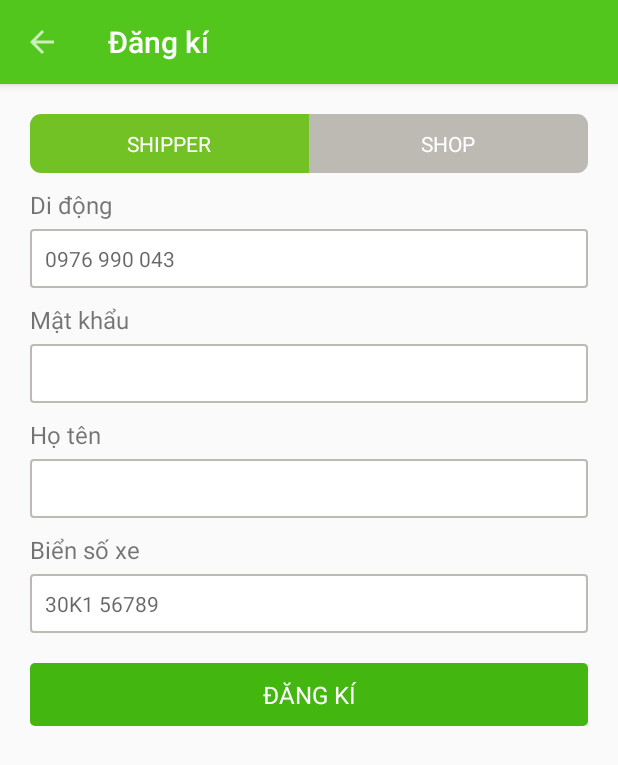
After one commit to framgia/ishipper.android, an Android app: the RegisterActivity screen opened directly, with no data from a screen before it, on a phone screen of 412 x 824 dp. The commit adds this screen. Shown: the top 765 px of the screen. Run offline under Robolectric (Android 15) with nearby library versions, the phone set to English and light mode, and no system bars; our stand-ins replace ButterKnife.

Commit message:
Create register layout

```diff
--- a/app/src/main/AndroidManifest.xml
+++ b/app/src/main/AndroidManifest.xml
@@ -40,6 +40,8 @@
         <activity android:name=".ui.activity.RouteActivity"/>
         <activity android:name=".ui.activity.ShopCreateOrderActivity">
         </activity>
+        <activity android:name=".ui.activity.RegisterActivity">
+        </activity>
     </application>
 
 </manifest>
--- a/app/src/main/java/com/framgia/ishipper/ui/activity/LoginActivity.java
+++ b/app/src/main/java/com/framgia/ishipper/ui/activity/LoginActivity.java
@@ -21,18 +21,23 @@ public class LoginActivity extends AppCompatActivity {
         getConfig();
     }
 
-    @OnClick({R.id.btnShop, R.id.btnShipper})
+    @OnClick({R.id.btnShop, R.id.btnShipper, R.id.btnRegister})
     public void onClick(View view) {
         switch (view.getId()) {
             case R.id.btnShop:
                 MainActivity.userType = MainActivity.SHOP;
+                startActivity(new Intent(this, MainActivity.class));
+                finish();
                 break;
             case R.id.btnShipper:
                 MainActivity.userType = MainActivity.SHIPPER;
+                startActivity(new Intent(this, MainActivity.class));
+                finish();
                 break;
+            case R.id.btnRegister:
+                startActivity(new Intent(this, RegisterActivity.class));
         }
-        startActivity(new Intent(this, MainActivity.class));
-        finish();
+
     }
 
     private void getConfig() {
--- /dev/null
+++ b/app/src/main/java/com/framgia/ishipper/ui/activity/RegisterActivity.java
@@ -0,0 +1,65 @@
+package com.framgia.ishipper.ui.activity;
+
+import android.os.Bundle;
+import android.support.v7.widget.Toolbar;
+import android.view.View;
+import android.widget.EditText;
+import android.widget.LinearLayout;
+import android.widget.RadioGroup;
+import android.widget.TextView;
+
+import com.framgia.ishipper.R;
+
+import butterknife.BindView;
+import butterknife.ButterKnife;
+import butterknife.OnClick;
+
+public class RegisterActivity extends ToolbarActivity {
+
+    @BindView(R.id.edtPhoneNumber) EditText mEdtPhoneNumber;
+    @BindView(R.id.edtPasswordRegister) EditText mEdtPasswordRegister;
+    @BindView(R.id.edtNameRegister) EditText mEdtNameRegister;
+    @BindView(R.id.radioGroupUserType) RadioGroup mRadioGroupUserType;
+    @BindView(R.id.layoutPlate) LinearLayout mLayoutPlate;
+    @BindView(R.id.tvTitleName) TextView mTvTitleName;
+    @BindView(R.id.toolbar) Toolbar mToolbar;
+
+    @Override
+    protected void onCreate(Bundle savedInstanceState) {
+        super.onCreate(savedInstanceState);
+        setContentView(R.layout.activity_register);
+        ButterKnife.bind(this);
+        configUserType();
+    }
+
+    private void configUserType() {
+        mRadioGroupUserType.setOnCheckedChangeListener(new RadioGroup.OnCheckedChangeListener() {
+            @Override
+            public void onCheckedChanged(RadioGroup group, int checkedId) {
+                if (checkedId == R.id.radioShipper) {
+                    mLayoutPlate.setVisibility(View.VISIBLE);
+                    mTvTitleName.setText(getString(R.string.name));
+                } else {
+                    mLayoutPlate.setVisibility(View.GONE);
+                    mTvTitleName.setText(R.string.name_shop);
+                }
+            }
+        });
+    }
+
+
+    @OnClick(R.id.btnDone)
+    public void onClick() {
+        // TODO request register api
+    }
+
+    @Override
+    Toolbar getToolbar() {
+        return mToolbar;
+    }
+
+    @Override
+    int getActivityTitle() {
+        return R.string.register;
+    }
+}
--- /dev/null
+++ b/app/src/main/java/com/framgia/ishipper/ui/activity/ToolbarActivity.java
@@ -0,0 +1,34 @@
+package com.framgia.ishipper.ui.activity;
+
+import android.support.v7.app.AppCompatActivity;
+import android.support.v7.widget.Toolbar;
+import android.view.MenuItem;
+
+/**
+ * Created by HungNT on 8/3/16.
+ */
+public abstract class ToolbarActivity extends AppCompatActivity {
+
+    abstract Toolbar getToolbar();
+    abstract int getActivityTitle();
+
+    protected void setToolbar(Toolbar toolbar) {
+        setSupportActionBar(toolbar);
+        getSupportActionBar().setDisplayHomeAsUpEnabled(true);
+        getSupportActionBar().setTitle(getActivityTitle());
+    }
+
+    @Override
+    protected void onStart() {
+        super.onStart();
+        setToolbar(getToolbar());
+    }
+
+    @Override
+    public boolean onOptionsItemSelected(MenuItem item) {
+        if (item.getItemId() == android.R.id.home) {
+            onBackPressed();
+        }
+        return true;
+    }
+}
--- /dev/null
+++ b/app/src/main/res/drawable/bg_radio_shipper.xml
@@ -0,0 +1,27 @@
+<?xml version="1.0" encoding="utf-8"?>
+<selector xmlns:android="http://schemas.android.com/apk/res/android" android:exitFadeDuration="50">
+    <item android:state_checked="true">
+        <shape android:shape="rectangle">
+            <solid android:color="@color/colorGreenDark"/>
+            <corners android:bottomLeftRadius="@dimen/register_bg_radius"
+                     android:topLeftRadius="@dimen/register_bg_radius"/>
+        </shape>
+    </item>
+
+    <item android:state_pressed="true">
+        <shape android:shape="rectangle">
+            <solid android:color="@color/colorGreenDark"/>
+            <corners android:bottomLeftRadius="@dimen/register_bg_radius"
+                     android:topLeftRadius="@dimen/register_bg_radius"/>
+        </shape>
+    </item>
+
+    <item>
+        <shape android:shape="rectangle">
+            <solid android:color="@color/gray"/>
+            <corners android:bottomLeftRadius="@dimen/register_bg_radius"
+                     android:topLeftRadius="@dimen/register_bg_radius"/>
+        </shape>
+    </item>
+
+</selector>
--- /dev/null
+++ b/app/src/main/res/drawable/bg_radio_shop.xml
@@ -0,0 +1,27 @@
+<?xml version="1.0" encoding="utf-8"?>
+<selector xmlns:android="http://schemas.android.com/apk/res/android" android:exitFadeDuration="50">
+    <item android:state_checked="true">
+        <shape android:shape="rectangle">
+            <solid android:color="@color/colorGreenDark"/>
+            <corners android:bottomRightRadius="@dimen/register_bg_radius"
+                     android:topRightRadius="@dimen/register_bg_radius"/>
+        </shape>
+    </item>
+
+    <item android:state_pressed="true">
+        <shape android:shape="rectangle">
+            <solid android:color="@color/colorGreenDark"/>
+            <corners android:bottomRightRadius="@dimen/register_bg_radius"
+                     android:topRightRadius="@dimen/register_bg_radius"/>
+        </shape>
+    </item>
+
+    <item>
+        <shape android:shape="rectangle">
+            <solid android:color="@color/gray"/>
+            <corners android:bottomRightRadius="@dimen/register_bg_radius"
+                     android:topRightRadius="@dimen/register_bg_radius"/>
+        </shape>
+    </item>
+
+</selector>
--- /dev/null
+++ b/app/src/main/res/layout/activity_register.xml
@@ -0,0 +1,126 @@
+<?xml version="1.0" encoding="utf-8"?>
+<LinearLayout xmlns:android="http://schemas.android.com/apk/res/android"
+              android:layout_width="match_parent"
+              android:layout_height="match_parent"
+              android:orientation="vertical">
+
+    <include layout="@layout/toolbar"/>
+
+    <ScrollView
+        android:layout_width="match_parent"
+        android:layout_height="wrap_content">
+
+        <LinearLayout
+            android:layout_width="match_parent"
+            android:layout_height="wrap_content"
+            android:layout_marginLeft="@dimen/all_margin_large"
+            android:layout_marginRight="@dimen/all_margin_large"
+            android:layout_marginTop="@dimen/all_margin_large"
+            android:animateLayoutChanges="true"
+            android:orientation="vertical">
+
+            <RadioGroup
+                android:id="@+id/radioGroupUserType"
+                android:layout_width="match_parent"
+                android:layout_height="wrap_content"
+                android:orientation="horizontal">
+
+                <RadioButton
+                    android:id="@+id/radioShipper"
+                    style="@style/AppRadioShip"
+                    android:layout_width="0dp"
+                    android:layout_height="wrap_content"
+                    android:layout_weight="1"
+                    android:background="@drawable/bg_radio_shipper"
+                    android:button="@color/transparent"
+                    android:checked="true"
+                    android:text="@string/shipper"/>
+
+                <RadioButton
+                    android:id="@+id/radioShop"
+                    style="@style/AppRadioShip"
+                    android:layout_width="0dp"
+                    android:layout_height="wrap_content"
+                    android:layout_weight="1"
+                    android:background="@drawable/bg_radio_shop"
+                    android:button="@color/transparent"
+                    android:text="@string/shop"/>
+
+            </RadioGroup>
+
+            <TextView
+                style="@style/AppLabelTitle"
+                android:layout_marginTop="@dimen/all_margin_medium"
+                android:text="@string/all_phone_number"/>
+
+            <EditText
+                android:id="@+id/edtPhoneNumber"
+                style="@style/AppTextFieldStyle"
+                android:layout_width="match_parent"
+                android:layout_height="wrap_content"
+                android:layout_marginTop="@dimen/all_margin_small"
+                android:hint="@string/all_phone_sample"
+                android:inputType="phone"/>
+
+            <TextView
+                style="@style/AppLabelTitle"
+                android:layout_marginTop="@dimen/all_margin_medium"
+                android:text="@string/pass_login"/>
+
+            <EditText
+                android:id="@+id/edtPasswordRegister"
+                style="@style/AppTextFieldStyle"
+                android:layout_width="match_parent"
+                android:layout_height="wrap_content"
+                android:layout_marginTop="@dimen/all_margin_small"
+                android:inputType="textPassword"/>
+
+            <TextView
+                android:id="@+id/tvTitleName"
+                style="@style/AppLabelTitle"
+                android:layout_width="match_parent"
+                android:layout_height="wrap_content"
+                android:layout_marginTop="@dimen/all_margin_medium"
+                android:text="@string/name"/>
+
+            <EditText
+                android:id="@+id/edtNameRegister"
+                style="@style/AppTextFieldStyle"
+                android:layout_width="match_parent"
+                android:layout_height="wrap_content"
+                android:layout_marginTop="@dimen/all_margin_small"
+                android:inputType="textCapWords"/>
+
+            <LinearLayout
+                android:id="@+id/layoutPlate"
+                android:layout_width="match_parent"
+                android:layout_height="wrap_content"
+                android:orientation="vertical">
+
+                <TextView
+                    style="@style/AppLabelTitle"
+                    android:layout_width="match_parent"
+                    android:layout_height="wrap_content"
+                    android:layout_marginTop="@dimen/all_margin_medium"
+                    android:text="@string/plate"/>
+
+                <EditText
+                    style="@style/AppTextFieldStyle"
+                    android:layout_width="match_parent"
+                    android:layout_height="wrap_content"
+                    android:layout_marginTop="@dimen/all_margin_small"
+                    android:hint="@string/all_plate_sample"
+                    android:inputType="textCapWords"/>
+            </LinearLayout>
+
+            <TextView
+                android:id="@+id/btnDone"
+                style="@style/AppButton"
+                android:layout_width="match_parent"
+                android:layout_height="wrap_content"
+                android:layout_marginTop="@dimen/all_margin_large"
+                android:text="@string/register"/>
+
+        </LinearLayout>
+    </ScrollView>
+</LinearLayout>
--- /dev/null
+++ b/app/src/main/res/values/all_plate_sample.xml
@@ -0,0 +1,3 @@
+<?xml version="1.0" encoding="utf-8"?>
+<resources>
+</resources>
--- a/app/src/main/res/values/colors.xml
+++ b/app/src/main/res/values/colors.xml
@@ -23,6 +23,7 @@
     <color name="button_stroke_clean">#ebebeb</color>
     <color name="btn_normal_background">#f9f9f9</color>
     <color name="color_status_pick">#ff7200</color>
+    <color name="orange">#ff7200</color>
     <color name="color_status_shipping">#72c125</color>
     <color name="drawable_tint">#bdbdbd</color>
     <color name="bg_edt_create_order_step2">#dcffffff</color>
@@ -31,4 +32,5 @@
     <color name="color_status_waiting">#999999</color>
     <color name="color_status_delivered">#6258c6</color>
     <color name="color_status_finish">#28a277</color>
+    <color name="transparent">#00000000</color>
 </resources>
--- a/app/src/main/res/values/dimens.xml
+++ b/app/src/main/res/values/dimens.xml
@@ -63,5 +63,6 @@
     <dimen name="all_padding_large">20dp</dimen>
     <dimen name="all_padding_medium">10dp</dimen>
     <dimen name="all_padding_small">5dp</dimen>
+    <dimen name="register_bg_radius">7dp</dimen>
 
 </resources>
--- a/app/src/main/res/values/strings.xml
+++ b/app/src/main/res/values/strings.xml
@@ -103,7 +103,7 @@
     <string name="all_order_name">Tên đơn hàng</string>
     <string name="all_note">Ghi chú</string>
     <string name="all_shop_name">Tên cửa hàng</string>
-    <string name="all_phone_number">Số điện thoại</string>
+    <string name="all_phone_number">Di động</string>
     <string name="all_shop_fb">Facebook</string>
     <string name="detail_shop_infor"><u>Thông tin shop</u></string>
     <string name="detail_customer_infor"><u>Thông tin khách hàng</u></string>
@@ -130,4 +130,10 @@
     <string name="login">Đăng nhập</string>
     <string name="register">Đăng kí</string>
     <string name="forgot_pass">Quên mật khẩu</string>
+    <string name="email">Email</string>
+    <string name="name">Họ tên</string>
+    <string name="plate">Biển số xe</string>
+    <string name="name_shop">Tên shop</string>
+    <string name="all_phone_sample">0976 990 043</string>
+    <string name="all_plate_sample">30K1 56789</string>
 </resources>
--- a/app/src/main/res/values/styles.xml
+++ b/app/src/main/res/values/styles.xml
@@ -17,12 +17,26 @@
         <item name="android:gravity">center</item>
     </style>
 
+    <style name="AppRadioShip">
+        <item name="android:padding">@dimen/all_padding_medium</item>
+        <item name="android:textSize">@dimen/text_size_content</item>
+        <item name="android:textColor">@color/white</item>
+        <item name="android:textAllCaps">true</item>
+        <item name="android:gravity">center</item>
+    </style>
+
     <style name="AppTextFieldStyle">
         <item name="android:background">@drawable/bg_edittext_login</item>
         <item name="android:padding">@dimen/all_padding_medium</item>
         <item name="android:textSize">@dimen/text_size_content</item>
         <item name="android:textAllCaps">true</item>
         <item name="android:singleLine">true</item>
+    </style>
+
+    <style name="AppLabelTitle">
+        <item name="android:layout_width">wrap_content</item>
+        <item name="android:layout_height">wrap_content</item>
+        <item name="android:textSize">@dimen/text_size_title</item>
     </style>
 
     <style name="AppTheme.NoActionBar">
```
